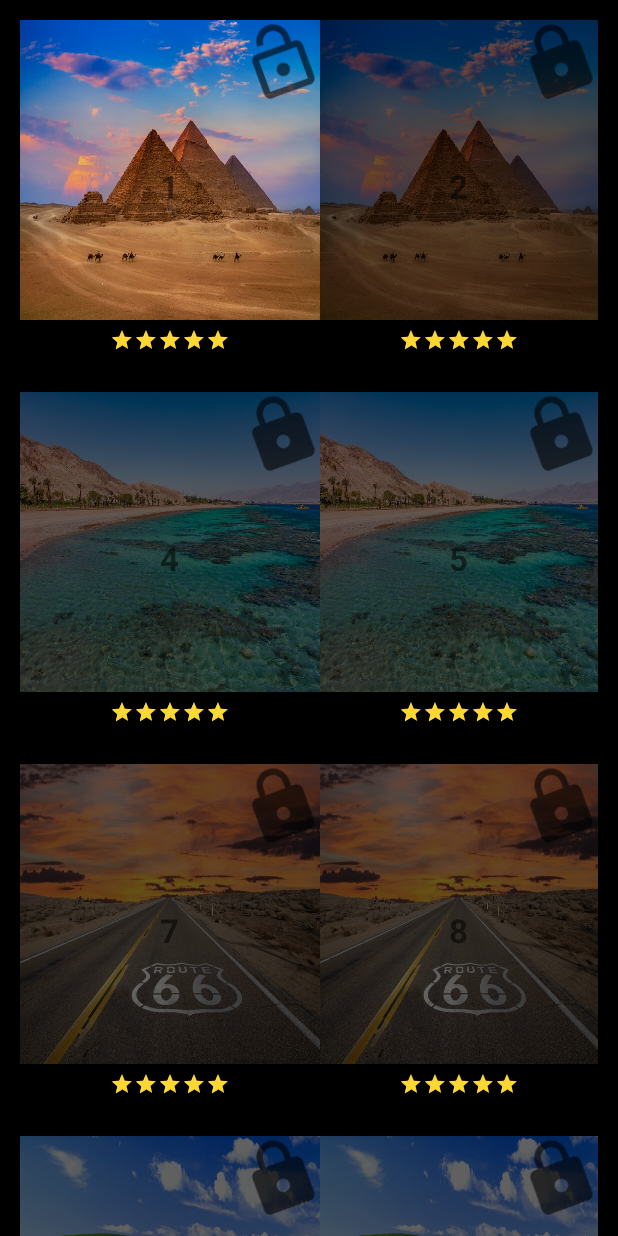
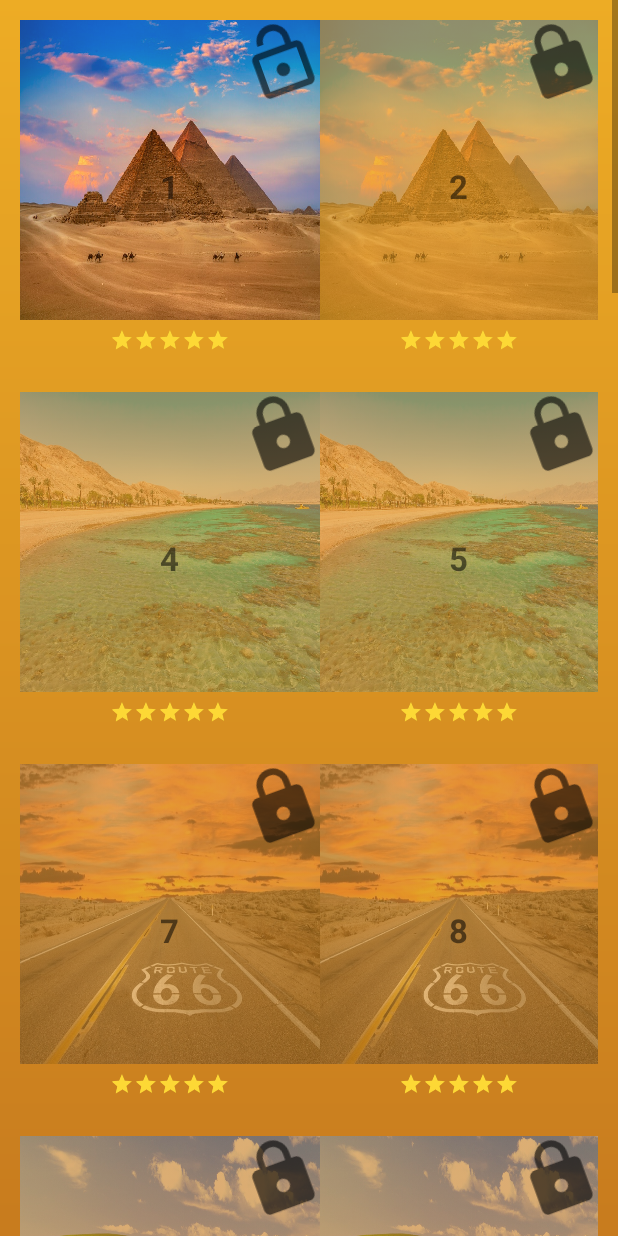
Before and after one commit to udim12/Chickend4, an Android app: the AllLevelsOverviewForm screen opened directly, with no data from a screen before it, on a phone screen of 412 x 824 dp. Run offline under Robolectric (Android 15) with nearby library versions, the light colour scheme and no system bars.

Commit message:
changed the levels page background color

```diff
--- a/app/src/main/java/EMA/chickend/GUI/AllLevelsOverviewForm.java
+++ b/app/src/main/java/EMA/chickend/GUI/AllLevelsOverviewForm.java
@@ -2,6 +2,7 @@ package EMA.chickend.GUI;
 
 import android.app.Activity;
 import android.content.Intent;
+import android.os.Build;
 import android.os.Bundle;
 import android.view.Gravity;
 import android.view.View;
@@ -11,6 +12,8 @@ import android.widget.RelativeLayout;
 import android.widget.ScrollView;
 import android.widget.TextView;
 import android.widget.Toast;
+
+import androidx.annotation.RequiresApi;
 
 import java.util.List;
 
@@ -24,6 +27,7 @@ public class AllLevelsOverviewForm extends Activity
     private List<Level>    m_AllLevels                 = null;
     private LinearLayout[] m_RowsLayouts               = null;
 
+    @RequiresApi(api = Build.VERSION_CODES.Q)
     @Override
     protected void onCreate(Bundle savedInstanceState)
     {
@@ -33,6 +37,7 @@ public class AllLevelsOverviewForm extends Activity
         Game.getInstance().loadLevels(this);
 
         this.m_RelativeLayout_MainLayout = findViewById(R.id.RelativeLayout_MainLayout);
+        this.m_RelativeLayout_MainLayout.setBackgroundResource(R.drawable.background_color_gradient);
         this.m_AllLevels = Game.getInstance().getLevels();
 
         ScrollView ScrollView_Layout = findViewById(R.id.ScrollView_Layout);
--- a/app/src/main/res/drawable/background_color_gradient.xml
+++ b/app/src/main/res/drawable/background_color_gradient.xml
@@ -2,8 +2,8 @@
 <shape xmlns:android="http://schemas.android.com/apk/res/android">
     android:shape="rectangle">
     <gradient
-        android:startColor="@color/white"
-        android:endColor="@color/background_2"
-        android:centerColor="@color/orange_200"
-        android:angle="300" />
+        android:startColor="#EDFFB928"
+        android:endColor="#EDFFB928"
+        android:centerColor="#9EFF7024"
+        android:angle="90" />
 </shape>
```
